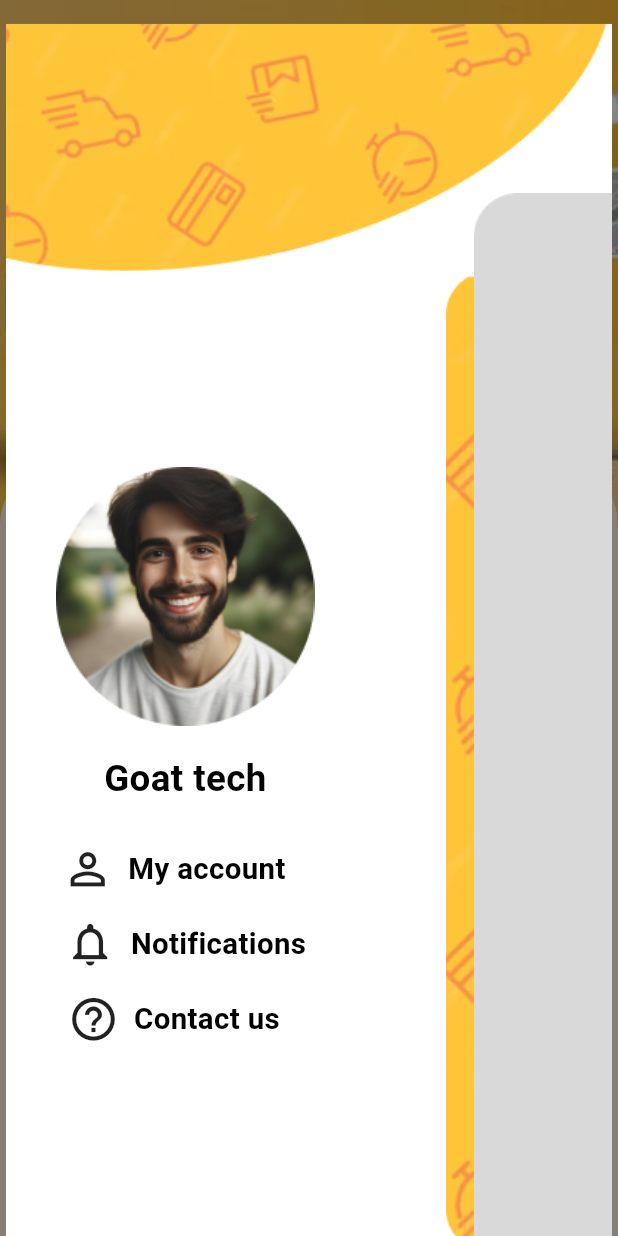
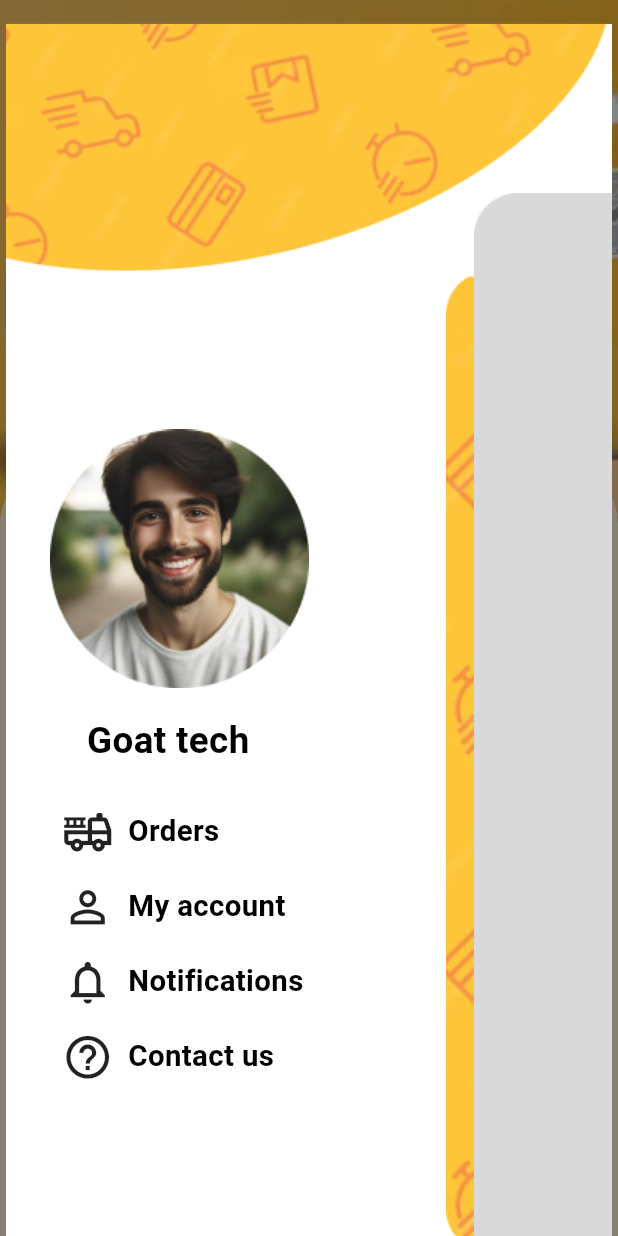
Before and after one commit to Chihab-Dev/Ghack_OptiShift_app, a Flutter app: the AuthScreen screen opened directly, after a tap on "Login", on a phone screen of 412 x 824 dp. Run offline on Flutter 3.47's test engine with Material 3 defaults, Android fonts, the light colour scheme and no system bars; our stand-ins replace animate_do, dartz, flutter_screenutil, flutter_zoom_drawer, get_it, internet_connection_checker and 1 more; accounts and stored records are empty.

Commit message:
[ADD] change drawer screens

```diff
--- a/lib/main.dart
+++ b/lib/main.dart
@@ -5,7 +5,7 @@ import 'package:ghack_app/core/services/services_locator.dart';
 import 'package:ghack_app/core/services/shared_prefrences.dart';
 import 'package:ghack_app/presentation/components/theme_manager.dart';
 import 'package:ghack_app/presentation/screens/auth/screens/auth_screen.dart';
-import 'package:ghack_app/presentation/screens/drawer/view/drawer.dart';
+import 'package:ghack_app/presentation/screens/drawer/view/zoom_drawer.dart';
 import 'package:ghack_app/presentation/screens/onBoarding/onBoarding1.dart';
 
 void main() async {
@@ -43,7 +43,7 @@ class MainApp extends StatelessWidget {
           debugShowCheckedModeBanner: false,
           theme: getApplicationTheme(),
           home: isUserLoggedIn
-              ? const DrawerView()
+              ? const ZoomDrawerView()
               : isUserWatchOnBoarding
                   ? const AuthScreen()
                   : const OnBoarding1View(),
--- a/lib/presentation/screens/auth/screens/auth_screen.dart
+++ b/lib/presentation/screens/auth/screens/auth_screen.dart
@@ -68,7 +68,8 @@ class AuthScreen extends StatelessWidget {
                     AppPrefernces(getIt()).setUserLoggedIn();
                     Navigator.pushAndRemoveUntil(
                       context,
-                      CustomPageTransition(widget: const DrawerView()),
+                      CustomPageTransition(
+                          widget: DrawerView(currentItem: MenuItems.orders, onSelectedItem: (item) {})),
                       (route) => false,
                     );
                   })),
--- a/lib/presentation/screens/drawer/view/drawer.dart
+++ b/lib/presentation/screens/drawer/view/drawer.dart
@@ -1,12 +1,41 @@
+// ignore_for_file: public_member_api_docs, sort_constructors_first
 import 'package:animate_do/animate_do.dart';
 import 'package:flutter/material.dart';
+import 'package:flutter_zoom_drawer/flutter_zoom_drawer.dart';
 import 'package:ghack_app/presentation/components/appsize.dart';
 import 'package:ghack_app/presentation/components/assets_manager.dart';
 import 'package:ghack_app/presentation/components/color_manager.dart';
 import 'package:ghack_app/presentation/components/styles_manager.dart';
 
+class MenuItems {
+  static const orders = MenuItem('Orders', Icons.fire_truck_outlined);
+  static const myAccount = MenuItem('My account', Icons.person_outline_sharp);
+  static const notification = MenuItem('Notifications', Icons.notifications_none);
+  static const settings = MenuItem('Settings', Icons.settings);
+  static const contactUs = MenuItem('Contact us', Icons.help_outline);
+
+  static const all = <MenuItem>[
+    myAccount,
+    notification,
+    settings,
+    contactUs,
+  ];
+}
+
+class MenuItem {
+  final String title;
+  final IconData icon;
+  const MenuItem(this.title, this.icon);
+}
+
 class DrawerView extends StatelessWidget {
-  const DrawerView({super.key});
+  MenuItem currentItem;
+  final ValueChanged<MenuItem> onSelectedItem;
+  DrawerView({
+    Key? key,
+    required this.currentItem,
+    required this.onSelectedItem,
+  }) : super(key: key);
 
   @override
   Widget build(BuildContext context) {
@@ -37,19 +66,23 @@ class DrawerView extends StatelessWidget {
                         child: FadeInLeft(
                           child: Column(
                             mainAxisAlignment: MainAxisAlignment.center,
-                            crossAxisAlignment: CrossAxisAlignment.center,
+                            crossAxisAlignment: CrossAxisAlignment.start,
                             children: [
                               Image.asset(ImageAsset.picture),
                               const SizedBox(height: AppSize.s18),
-                              Text(
-                                'Goat tech',
-                                style: getRegularStyle(color: ColorManager.dark)
-                                    .copyWith(fontWeight: FontWeight.bold, fontSize: AppSize.s25),
+                              Padding(
+                                padding: const EdgeInsets.only(left: AppPadding.p25),
+                                child: Text(
+                                  'Goat tech',
+                                  style: getRegularStyle(color: ColorManager.dark)
+                                      .copyWith(fontWeight: FontWeight.bold, fontSize: AppSize.s25),
+                                ),
                               ),
                               const SizedBox(height: AppSize.s18),
-                              customSectionButton('My account   ', Icons.person_outline_sharp),
-                              customSectionButton('Notifications', Icons.notifications_none),
-                              customSectionButton('Contact us   ', Icons.help_outline),
+                              menuItemContainer(MenuItems.orders, context),
+                              menuItemContainer(MenuItems.myAccount, context),
+                              menuItemContainer(MenuItems.notification, context),
+                              menuItemContainer(MenuItems.contactUs, context),
                             ],
                           ),
                         ),
@@ -77,7 +110,7 @@ class DrawerView extends StatelessWidget {
                   children: [
                     Padding(
                       padding: const EdgeInsets.only(left: AppPadding.p35),
-                      child: FadeInUp(child: customSectionButton('Logout   ', Icons.logout_outlined)),
+                      child: FadeInUp(child: customSectionButton('Logout   ', Icons.logout_outlined, context)),
                     ),
                     const Spacer(),
                     FadeInRight(
@@ -98,20 +131,24 @@ class DrawerView extends StatelessWidget {
     );
   }
 
-  InkWell customSectionButton(String label, IconData icon) {
+  Widget menuItemContainer(MenuItem item, BuildContext context) {
     return InkWell(
-      onTap: () {},
+      onTap: () {
+        onSelectedItem(item);
+        ZoomDrawer.of(context)!.close();
+      },
       child: Padding(
         padding: const EdgeInsets.all(AppPadding.p8),
         child: Row(
+          mainAxisAlignment: MainAxisAlignment.start,
           children: [
             Icon(
-              icon,
+              item.icon,
               size: AppSize.s35,
             ),
             const SizedBox(width: AppSize.s10),
             Text(
-              label,
+              item.title,
               style: getRegularStyle(color: ColorManager.dark).copyWith(fontWeight: FontWeight.bold),
             ),
           ],
@@ -120,3 +157,25 @@ class DrawerView extends StatelessWidget {
     );
   }
 }
+
+InkWell customSectionButton(String label, IconData icon, BuildContext context) {
+  return InkWell(
+    onTap: () {},
+    child: Padding(
+      padding: const EdgeInsets.all(AppPadding.p8),
+      child: Row(
+        children: [
+          Icon(
+            icon,
+            size: AppSize.s35,
+          ),
+          const SizedBox(width: AppSize.s10),
+          Text(
+            label,
+            style: getRegularStyle(color: ColorManager.dark).copyWith(fontWeight: FontWeight.bold),
+          ),
+        ],
+      ),
+    ),
+  );
+}
--- a/pubspec.yaml
+++ b/pubspec.yaml
@@ -12,6 +12,7 @@ dependencies:
   flutter:
     sdk: flutter
   flutter_screenutil: ^5.9.0
+  flutter_zoom_drawer: ^3.1.2
   get_it: ^7.6.7
   internet_connection_checker: ^1.0.0+1
   lottie: ^3.1.0
```
Also changed, not shown: lib/presentation/screens/drawer/view/zoom_drawer.dart (added, +38 -0 lines), lib/presentation/screens/main/view/main.dart (added, +24 -0 lines), lib/presentation/screens/my_account/view/my_acount.dart (added, +22 -0 lines), pubspec.lock.
